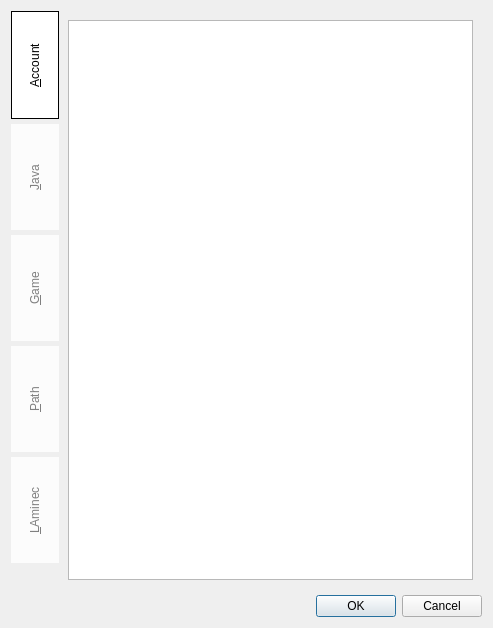
Qt form Kaminec/UI/preference.ui (kaniol-lck/Kaminec) before a commit.
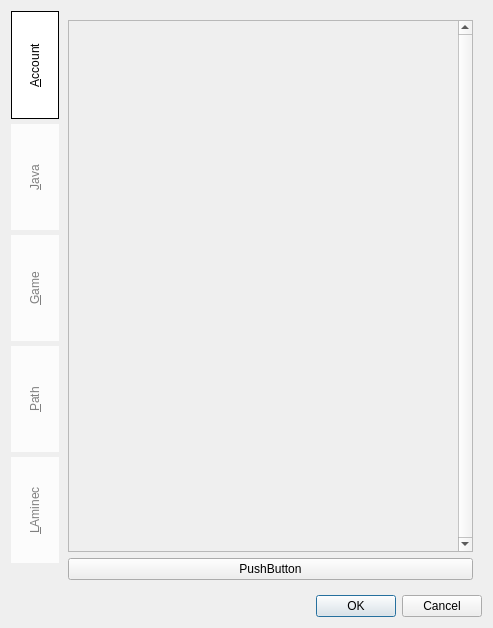
The same form after that commit.

Commit message: Add scrollArea for multiaccount support.

Diff of the .ui file:
```diff
--- a/Kaminec/UI/preference.ui
+++ b/Kaminec/UI/preference.ui
@@ -63,9 +63,33 @@
       <attribute name="title">
        <string>&amp;Account</string>
       </attribute>
-      <layout class="QGridLayout" name="gridLayout_16">
+      <layout class="QGridLayout" name="gridLayout_4">
+       <item row="1" column="0">
+        <widget class="QPushButton" name="pushButton">
+         <property name="text">
+          <string>PushButton</string>
+         </property>
+        </widget>
+       </item>
        <item row="0" column="0">
-        <widget class="QListView" name="listView"/>
+        <widget class="QScrollArea" name="scrollArea">
+         <property name="verticalScrollBarPolicy">
+          <enum>Qt::ScrollBarAlwaysOn</enum>
+         </property>
+         <property name="widgetResizable">
+          <bool>true</bool>
+         </property>
+         <widget class="QWidget" name="scrollAreaWidgetContents">
+          <property name="geometry">
+           <rect>
+            <x>0</x>
+            <y>0</y>
+            <width>393</width>
+            <height>538</height>
+           </rect>
+          </property>
+         </widget>
+        </widget>
        </item>
       </layout>
      </widget>
```
The commit also changes 11 other files.
